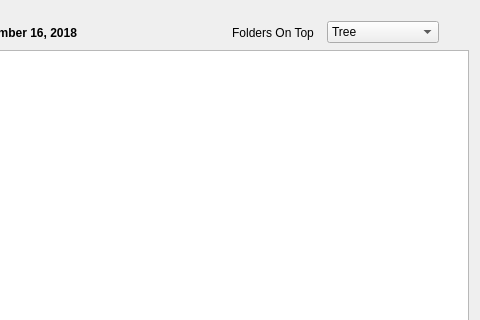
Old version of the form src/vorta/assets/UI/extractdialog.ui in the repository borgbase/vorta; both pictures show x 304 to 784 and y 0 to 320 of the 784 by 565 pixel window.
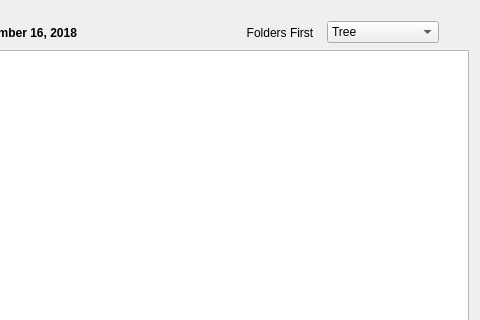
New version of the form.

Commit message:
Change label `Folders On Top` to `Folders First` in Extract and Diff view.
* src/vorta/assets/UI/diffresult.ui
* src/vorta/assets/UI/extractdialog.ui

```diff
--- a/src/vorta/assets/UI/extractdialog.ui
+++ b/src/vorta/assets/UI/extractdialog.ui
@@ -61,7 +61,7 @@
         <string>Keep folders on top when sorting</string>
        </property>
        <property name="text">
-        <string>Folders On Top</string>
+        <string>Folders First</string>
        </property>
        <property name="checkable">
         <bool>true</bool>
```
The commit also changes 1 other file.
